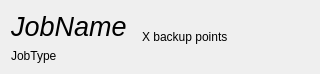
MickaelOnTheWave/GuimicK, file ConfigurationEditingTool/abstractbackupjobdisplay.ui: the form before one commit.
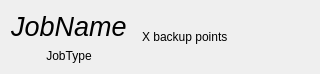
The form after the commit.

```diff
--- a/ConfigurationEditingTool/abstractbackupjobdisplay.ui
+++ b/ConfigurationEditingTool/abstractbackupjobdisplay.ui
@@ -34,6 +34,9 @@
        <property name="text">
         <string>JobType</string>
        </property>
+       <property name="alignment">
+        <set>Qt::AlignCenter</set>
+       </property>
       </widget>
      </item>
     </layout>
```
